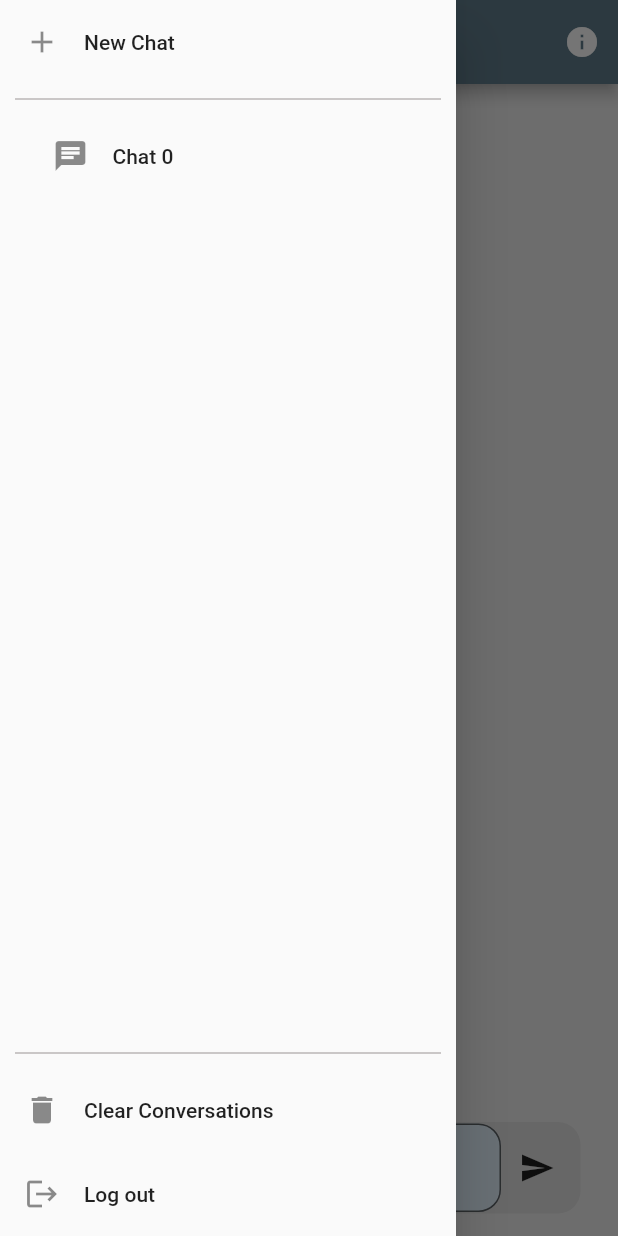
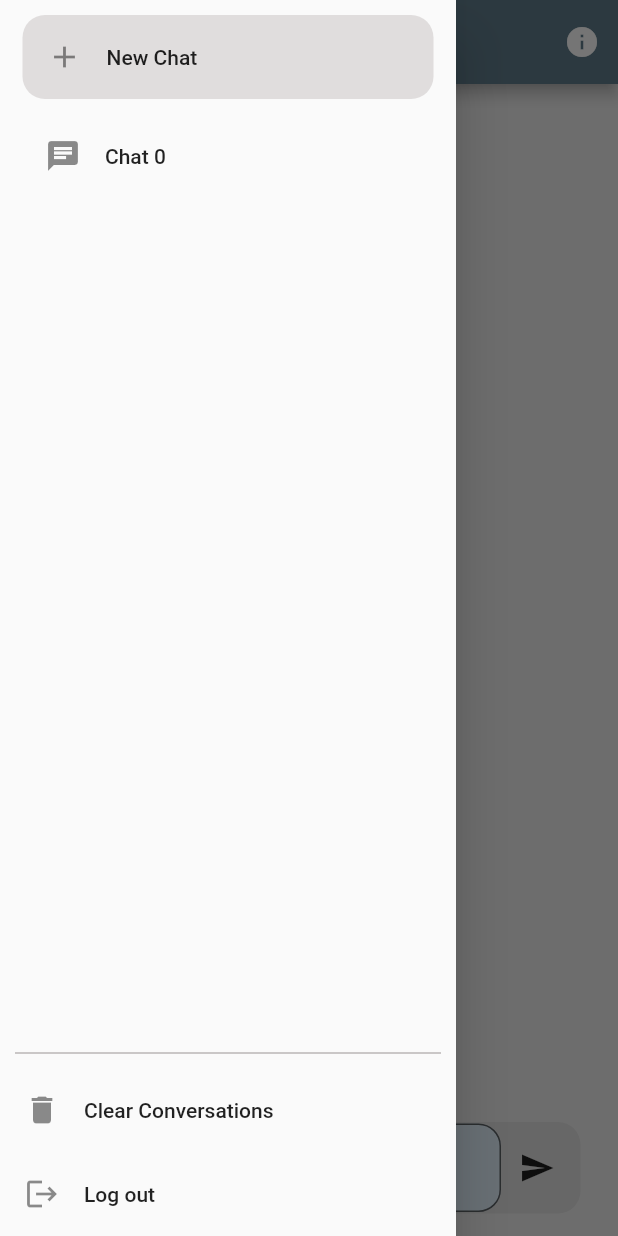
Before and after one commit to bourne015/chat_ui, a Flutter app: the screen it shows after launch, with the side drawer open, on a phone screen of 412 x 824 dp. Run offline on Flutter 3.47's test engine with Material 2 defaults, Android fonts, the phone set to English and light mode, and no system bars; our stand-ins replace dio.

Commit message:
add BoxDecoration for new chat button
Signed-off-by: fantao <phantasy015@qq.com>

```diff
--- a/lib/home.dart
+++ b/lib/home.dart
@@ -128,7 +128,18 @@ class InitPageState extends State<InitPage> {
           // ),
           Column(
             children: [
-              ListTile(
+              Container(
+                  decoration: const BoxDecoration(
+                      color: Color.fromARGB(255, 224, 221, 221),
+                      borderRadius: BorderRadius.only(
+                        topLeft: Radius.circular(15),
+                        topRight: Radius.circular(15),
+                        bottomLeft: Radius.circular(15),
+                        bottomRight: Radius.circular(15),
+                      )),
+                  margin: const EdgeInsets.only(
+                      left: 15, right: 15, top: 10, bottom: 10),
+                  child: ListTile(
                     leading: const Icon(Icons.add),
                     minLeadingWidth: 0,
                     title: const Text('New Chat'),
@@ -145,15 +156,8 @@ class InitPageState extends State<InitPage> {
                       //});
                       Navigator.pop(context);
                     },
-              ),
+                  )),
             ],
-          ),
-          const Divider(
-            height: 20,
-            thickness: 1,
-            indent: 10,
-            endIndent: 10,
-            color: Color.fromARGB(255, 186, 182, 182),
           ),
           Expanded(
             child: ListView.builder(
@@ -164,7 +168,7 @@ class InitPageState extends State<InitPage> {
                 return ListTile(
                   leading: const Icon(Icons.chat),
                   minLeadingWidth: 0,
-                  contentPadding: const EdgeInsets.symmetric(horizontal: 35),
+                  contentPadding: const EdgeInsets.symmetric(horizontal: 30),
                   title: Text("Chat ${page.id}"),
                   onTap: () {
                     updateChatPage(page.id);
```
Lines whose indentation alone changed are shown as unchanged.
